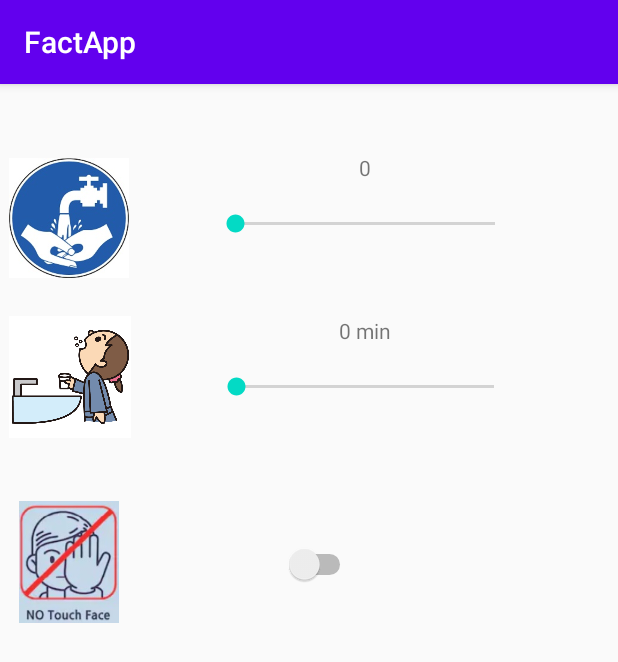
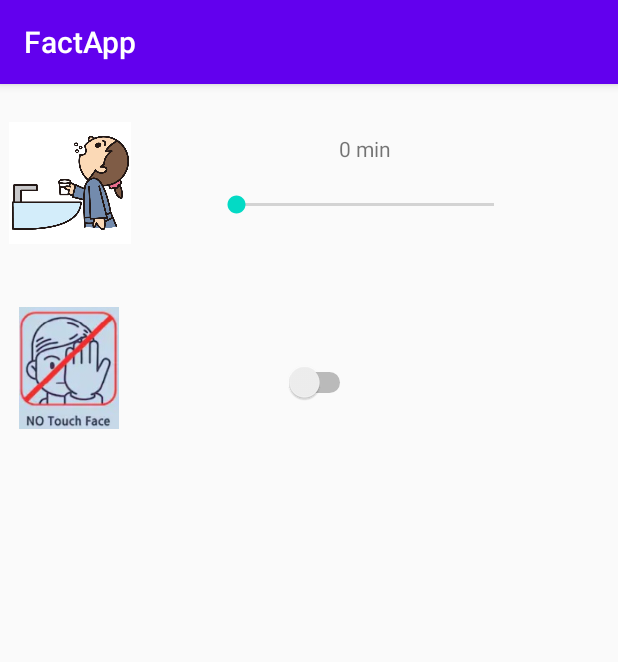
Before and after one commit to fact19/factApp, an Android app: the screen it shows after launch (FactAppActivity), on a phone screen of 412 x 824 dp. Shown: the top 662 px of the screen. Run offline under Robolectric (Android 15) with nearby library versions, the phone set to English and light mode, and no system bars.

Commit message:
Update activity_main.xml

```diff
--- a/App/Android/app/src/main/res/layout/activity_main.xml
+++ b/App/Android/app/src/main/res/layout/activity_main.xml
@@ -12,7 +12,7 @@
         android:layout_width="93dp"
         android:layout_height="81dp"
         android:layout_marginTop="25dp"
-        app:layout_constraintTop_toBottomOf="@+id/handWashImg"
+        app:layout_constraintTop_toTopOf="parent"
         app:srcCompat="@drawable/gargle2"
         tools:layout_editor_absoluteX="27dp" />
 
@@ -37,42 +37,7 @@
         android:text="0"
         app:layout_constraintEnd_toEndOf="@+id/gargleSeekBar"
         app:layout_constraintStart_toStartOf="@+id/gargleSeekBar"
-        app:layout_constraintTop_toBottomOf="@+id/handWashSeekBar" />
-
-    <TextView
-        android:id="@+id/handWashVal"
-        android:layout_width="wrap_content"
-        android:layout_height="wrap_content"
-        android:layout_marginTop="46dp"
-        android:text="0"
-        app:layout_constraintEnd_toEndOf="@+id/handWashSeekBar"
-        app:layout_constraintStart_toStartOf="@+id/handWashSeekBar"
         app:layout_constraintTop_toTopOf="parent" />
-
-    <SeekBar
-        android:id="@+id/handWashSeekBar"
-        style="@android:style/Widget.Material.Light.SeekBar"
-        android:layout_width="205dp"
-        android:layout_height="56dp"
-        android:layout_marginStart="34dp"
-        android:layout_marginLeft="34dp"
-        android:layout_marginEnd="52dp"
-        android:layout_marginRight="52dp"
-        android:max="60"
-        android:progress="0"
-        app:layout_constraintEnd_toEndOf="parent"
-        app:layout_constraintStart_toEndOf="@+id/handWashImg"
-        app:layout_constraintTop_toBottomOf="@+id/handWashVal" />
-
-    <ImageView
-        android:id="@+id/handWashImg"
-        android:layout_width="92dp"
-        android:layout_height="80dp"
-        android:layout_marginTop="49dp"
-        android:contentDescription="TODO"
-        app:layout_constraintTop_toTopOf="parent"
-        app:srcCompat="@drawable/handwash"
-        tools:layout_editor_absoluteX="28dp" />
 
     <SeekBar
         android:id="@+id/gargleSeekBar"
```
